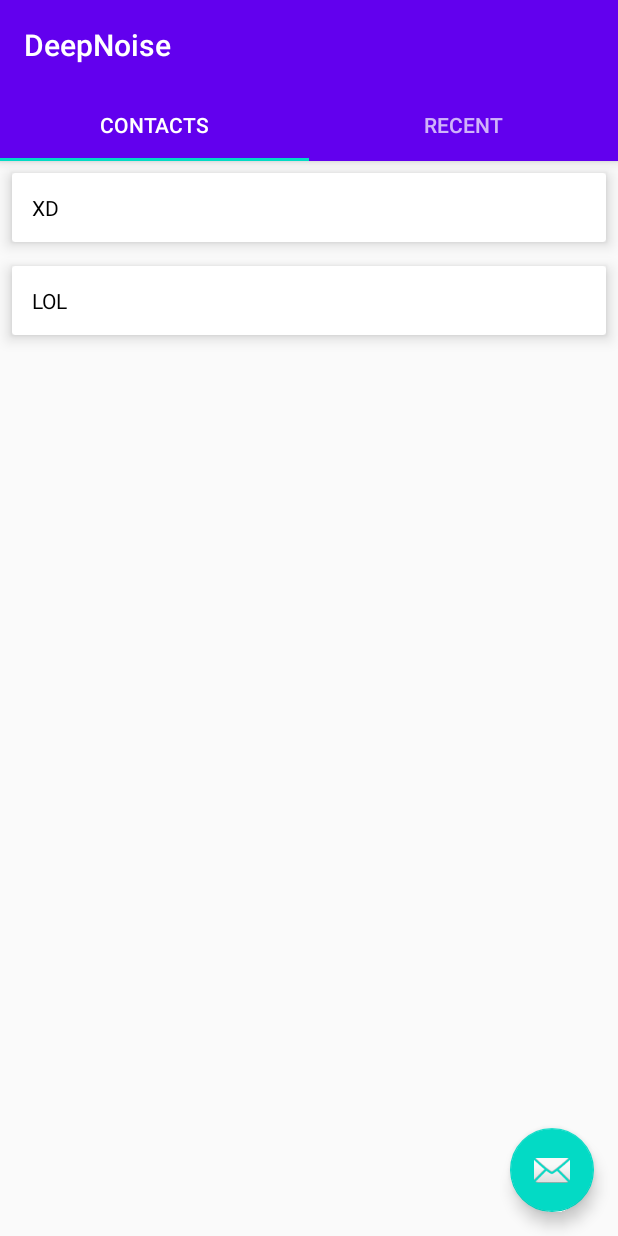
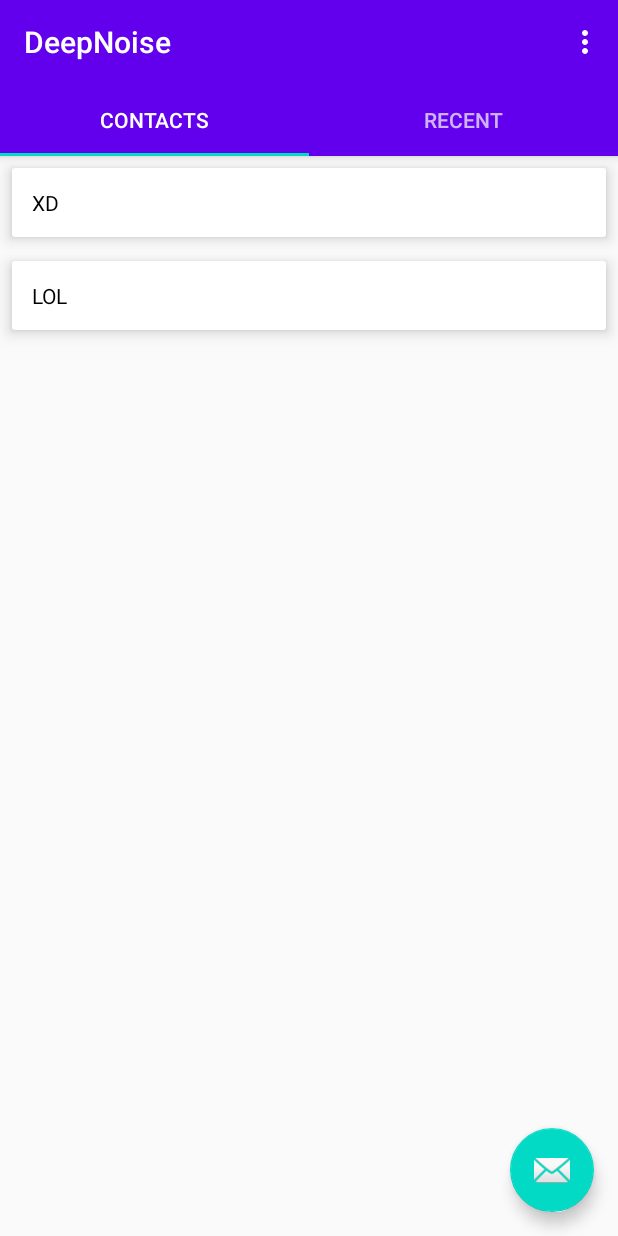
Before and after one commit to enthyp/bsc, an Android app: the screen it shows after launch (MainActivity), on a phone screen of 412 x 824 dp. Run offline under Robolectric (Android 15) with nearby library versions, the phone set to English and light mode, and no system bars.

Commit message:
Add toolbar and options menu.

```diff
--- a/mobile/app/build.gradle
+++ b/mobile/app/build.gradle
@@ -87,7 +87,7 @@
     implementation 'com.google.firebase:firebase-messaging:20.1.3'
 
     // WebRTC
-    compile(name:'libwebrtc_tweak', ext:'aar')
+    compile(name: 'libwebrtc_tweak', ext: 'aar')
 
     // Tensorflow Lite
     implementation 'org.tensorflow:tensorflow-lite:0.0.0-nightly'
--- a/mobile/app/src/main/AndroidManifest.xml
+++ b/mobile/app/src/main/AndroidManifest.xml
@@ -3,7 +3,7 @@
     xmlns:tools="http://schemas.android.com/tools"
     package="com.lanecki.deepnoise">
 
-    <uses-permission android:name="android.permission.CAMERA"/>
+    <uses-permission android:name="android.permission.CAMERA" />
     <uses-permission android:name="android.permission.RECORD_AUDIO" />
     <uses-permission android:name="android.permission.INTERNET" />
     <uses-permission android:name="android.permission.MODIFY_AUDIO_SETTINGS" />
@@ -16,12 +16,11 @@
         android:roundIcon="@mipmap/ic_launcher_round"
         android:supportsRtl="true"
         android:theme="@style/AppTheme">
-
+        <activity android:name=".SettingsActivity" />
         <activity
             android:name=".CallActivity"
             android:screenOrientation="portrait"
             tools:ignore="LockedOrientationActivity" />
-
         <activity
             android:name=".MainActivity"
             android:label="@string/app_name"
@@ -32,6 +31,7 @@
                 <category android:name="android.intent.category.LAUNCHER" />
             </intent-filter>
         </activity>
+
         <service
             android:name=".FMService"
             android:exported="false">
--- a/mobile/app/src/main/java/com/lanecki/deepnoise/MainActivity.kt
+++ b/mobile/app/src/main/java/com/lanecki/deepnoise/MainActivity.kt
@@ -1,7 +1,10 @@
 package com.lanecki.deepnoise
 
+import android.content.Intent
 import android.os.Bundle
 import android.util.Log
+import android.view.Menu
+import android.view.MenuItem
 import android.view.View
 import android.widget.Toast
 import androidx.appcompat.app.AppCompatActivity
@@ -61,6 +64,28 @@
         TabLayoutMediator(tabs, viewPager) { tab, position ->
             tab.text = resources.getStringArray(R.array.tab_names)[position]
         }.attach()
+
+        setSupportActionBar(binding.mainToolbar)
+    }
+
+    override fun onCreateOptionsMenu(menu: Menu?): Boolean {
+        menuInflater.inflate(R.menu.settings_menu, menu)
+        return true
+    }
+
+    override fun onOptionsItemSelected(item: MenuItem): Boolean {
+        return when (item.itemId) {
+            R.id.settings -> {
+                settingsActivity()
+                true
+            }
+            else -> super.onOptionsItemSelected(item)
+        }
+    }
+
+    private fun settingsActivity() {
+        val intent = Intent(this, SettingsActivity::class.java)
+        startActivity(intent)
     }
 
     class ViewFadeCallback(private val view: View) : ViewPager2.OnPageChangeCallback() {
--- a/mobile/app/src/main/res/layout/activity_main.xml
+++ b/mobile/app/src/main/res/layout/activity_main.xml
@@ -7,20 +7,29 @@
     android:animateLayoutChanges="true"
     tools:context=".MainActivity">
 
+
+<!--    <TextView-->
+<!--        android:id="@+id/title"-->
+<!--        android:layout_width="wrap_content"-->
+<!--        android:layout_height="wrap_content"-->
+<!--        android:gravity="center"-->
+<!--        android:minHeight="?actionBarSize"-->
+<!--        android:padding="@dimen/appbar_padding"-->
+<!--        android:text="@string/app_name"-->
+<!--        android:textAppearance="@style/TextAppearance.Widget.AppCompat.Toolbar.Title" />-->
+
     <com.google.android.material.appbar.AppBarLayout
         android:layout_width="match_parent"
         android:layout_height="wrap_content"
-        android:theme="@style/AppTheme.AppBarOverlay">
+        android:theme="@style/ThemeOverlay.AppCompat.Dark.ActionBar">
 
-        <TextView
-            android:id="@+id/title"
-            android:layout_width="wrap_content"
-            android:layout_height="wrap_content"
-            android:gravity="center"
-            android:minHeight="?actionBarSize"
-            android:padding="@dimen/appbar_padding"
-            android:text="@string/app_name"
-            android:textAppearance="@style/TextAppearance.Widget.AppCompat.Toolbar.Title" />
+        <androidx.appcompat.widget.Toolbar
+            app:title="@string/app_name"
+            android:id="@+id/main_toolbar"
+            android:layout_width="match_parent"
+            android:layout_height="?attr/actionBarSize"
+            android:background="?attr/colorPrimary"
+            android:theme="@style/ThemeOverlay.AppCompat.ActionBar"/>
 
         <com.google.android.material.tabs.TabLayout
             android:id="@+id/tabs"
--- /dev/null
+++ b/mobile/app/src/main/res/menu/settings_menu.xml
@@ -0,0 +1,5 @@
+<?xml version="1.0" encoding="utf-8"?>
+<menu xmlns:android="http://schemas.android.com/apk/res/android">
+    <item android:id="@+id/settings"
+        android:title="@string/settings" />
+</menu>
--- a/mobile/app/src/main/res/values/strings.xml
+++ b/mobile/app/src/main/res/values/strings.xml
@@ -1,9 +1,10 @@
 <resources>
     <string name="app_name">DeepNoise</string>
-    <string name="callee">com.lanecki.deepnoise.extra.CALLEE</string>
+    <string name="callee" translatable="false">com.lanecki.deepnoise.extra.CALLEE</string>
     <string-array name="tab_names">
         <item>Contacts</item>
         <item>Recent</item>
     </string-array>
+    <string name="settings">Settings</string>
 
 </resources>
```
Also changed, not shown: mobile/app/src/main/java/com/lanecki/deepnoise/SettingsActivity.kt (added, +12 -0 lines), mobile/app/src/main/res/layout/activity_settings.xml (added, +9 -0 lines), 1 other file.
